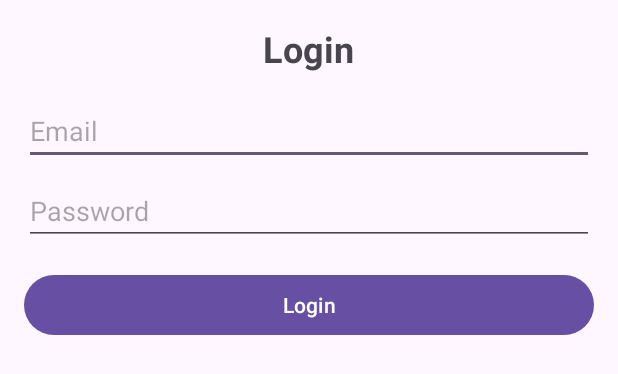
After one commit to iamalexstanciu/delivmap1.0, an Android app: the layout activity_login.xml on its own in the app's theme, with its tools: preview values and no code run, on a phone screen of 412 x 824 dp. The commit adds this screen. Shown: the top 374 px of the screen. Run offline under Robolectric (Android 15) with nearby library versions, the light colour scheme and no system bars.

Commit message:
done login, register and homepage, working now on database connection

```diff
--- a/app/build.gradle
+++ b/app/build.gradle
@@ -31,8 +31,11 @@ android {
 dependencies {
 
     implementation 'androidx.appcompat:appcompat:1.6.1'
+    implementation 'org.postgresql:postgresql:42.3.1'
+    implementation 'com.google.android.gms:play-services-location:17.1.0'
     implementation 'com.google.android.material:material:1.5.0'
     implementation 'androidx.constraintlayout:constraintlayout:2.1.4'
+    implementation 'com.google.android.gms:play-services-maps:18.1.0'
     testImplementation 'junit:junit:4.13.2'
     androidTestImplementation 'androidx.test.ext:junit:1.1.5'
     androidTestImplementation 'androidx.test.espresso:espresso-core:3.5.1'
--- /dev/null
+++ b/app/src/main/res/layout/activity_login.xml
@@ -0,0 +1,42 @@
+<?xml version="1.0" encoding="utf-8"?>
+<LinearLayout xmlns:android="http://schemas.android.com/apk/res/android"
+    xmlns:tools="http://schemas.android.com/tools"
+    android:layout_width="match_parent"
+    android:layout_height="match_parent"
+    android:orientation="vertical"
+    android:padding="16dp"
+    tools:context=".LoginActivity">
+
+    <TextView
+        android:layout_width="wrap_content"
+        android:layout_height="wrap_content"
+        android:text="Login"
+        android:textSize="24sp"
+        android:textStyle="bold"
+        android:layout_gravity="center_horizontal"
+        android:layout_marginBottom="16dp"/>
+
+    <EditText
+        android:id="@+id/emailEditText"
+        android:layout_width="match_parent"
+        android:layout_height="wrap_content"
+        android:hint="Email"
+        android:inputType="textEmailAddress"
+        android:layout_marginBottom="8dp"/>
+
+    <EditText
+        android:id="@+id/passwordEditText"
+        android:layout_width="match_parent"
+        android:layout_height="wrap_content"
+        android:hint="Password"
+        android:inputType="textPassword"
+        android:layout_marginBottom="16dp"/>
+
+    <Button
+        android:id="@+id/loginButton"
+        android:layout_width="match_parent"
+        android:layout_height="wrap_content"
+        android:text="Login"
+        android:layout_marginBottom="16dp"/>
+
+</LinearLayout>
```
Also changed, not shown: app/src/main/AndroidManifest.xml (+8 -0 lines), app/src/main/java/com/upvisionmedia/deliverynav10/HomePageActivity.java (added, +104 -0 lines), app/src/main/java/com/upvisionmedia/deliverynav10/LoginActivity.java (added, +77 -0 lines), app/src/main/java/com/upvisionmedia/deliverynav10/RegistrationActivity.java (+65 -15 lines), app/src/main/res/layout/activity_registration.xml (+25 -7 lines), app/src/main/res/layout/home_page.xml (added, +39 -0 lines).
